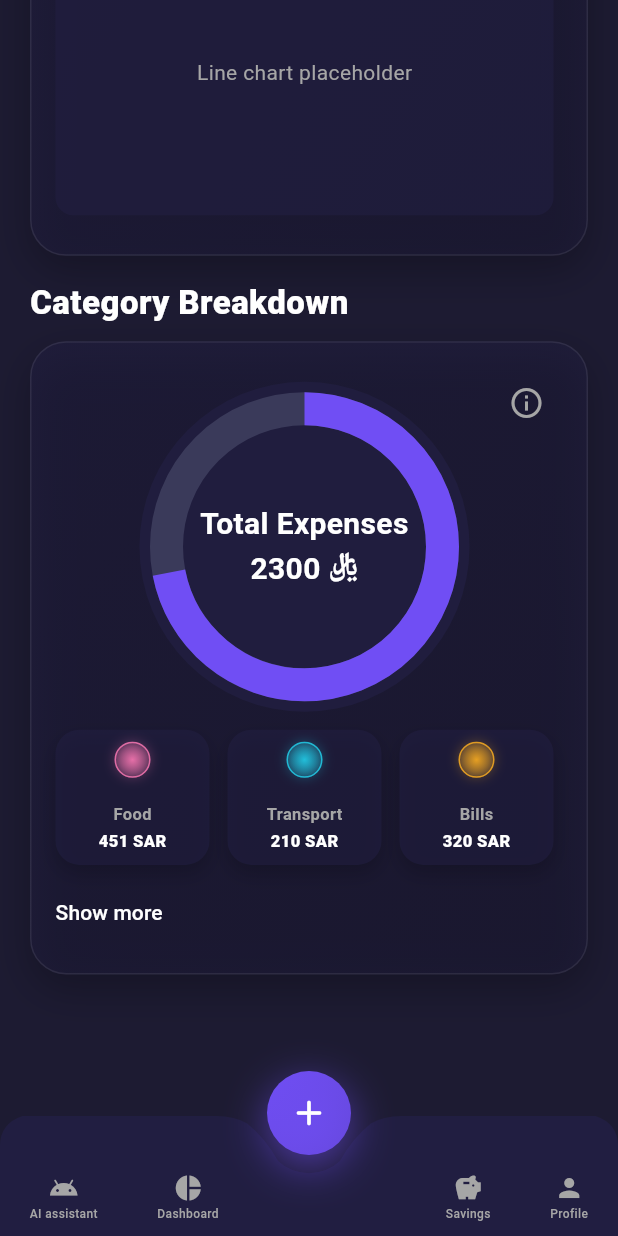
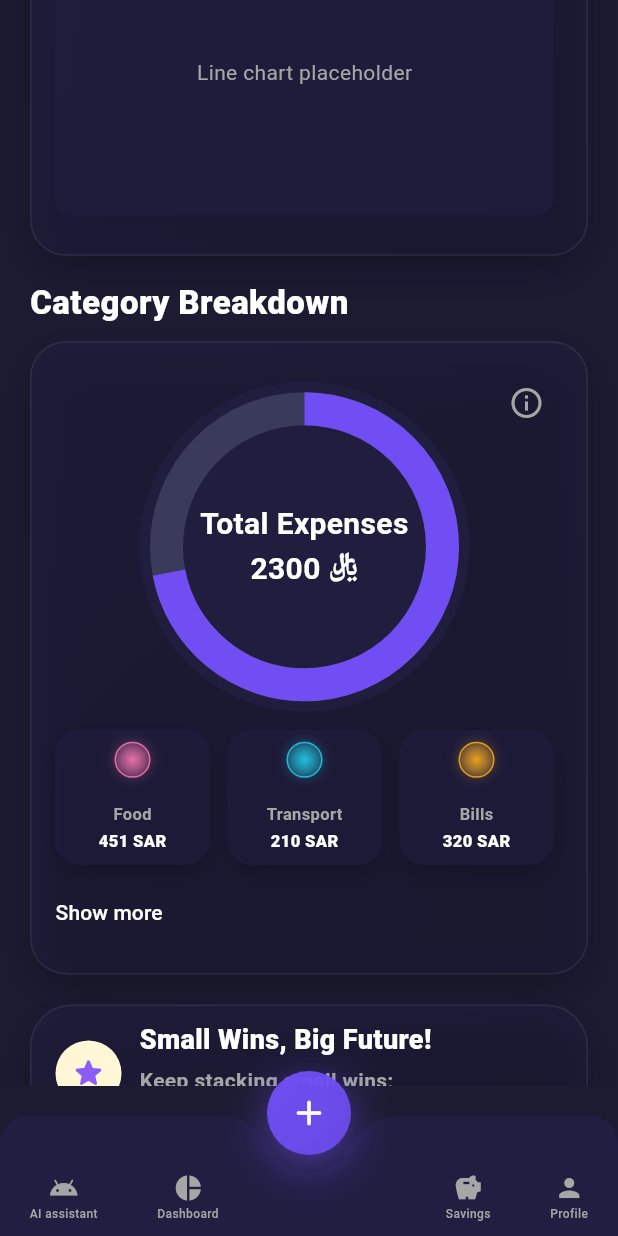
Before and after one commit to Nouraaabdullah/2025_GP1_9, a Flutter app: the DashboardPage screen opened by its route, scrolled down 1152 dp, on a phone screen of 412 x 824 dp. Run offline on Flutter 3.47's test engine with Material 3 defaults, Android fonts, the phone set to English and light mode, and no system bars; our stand-ins replace font_awesome_flutter; Roboto replaces fonts that are missing (Poppins).

Commit message:
Update dashboard_page.dart
Added motivation card

```diff
--- a/lib/screens/Dashboard/dashboard_page.dart
+++ b/lib/screens/Dashboard/dashboard_page.dart
@@ -172,6 +172,15 @@ class _DashboardPageState extends State<DashboardPage> {
                     ),
                   ],
                 ),
+              ),
+
+              // Motivation card (neutral + encouraging)
+              const SizedBox(height: 20
+              ),
+              const _MotivationCard(
+                title: 'Small Wins, Big Future!',
+                subtitle:
+                    'Keep stacking small wins;\nThey grow into something big.',
               ),
             ],
           ),
@@ -460,6 +469,79 @@ class _CategoryGrid extends StatelessWidget {
   }
 }
 
+/* ================= Motivation card ================= */
+class _MotivationCard extends StatelessWidget {
+  final String title;
+  final String subtitle;
+  const _MotivationCard({
+    required this.title,
+    required this.subtitle,
+  });
+
+  @override
+  Widget build(BuildContext context) {
+    return Container(
+      height: 92,
+      decoration: BoxDecoration(
+        gradient: LinearGradient(
+          begin: Alignment.topLeft,
+          end: Alignment.bottomRight,
+          colors: [
+            AppColors.card.withOpacity(0.55),
+            AppColors.card.withOpacity(0.35),
+          ],
+        ),
+        borderRadius: BorderRadius.circular(28),
+        border: Border.all(color: Colors.white.withOpacity(0.08), width: 1),
+        boxShadow: [
+          BoxShadow(color: Colors.black.withOpacity(0.25), blurRadius: 22, offset: const Offset(0, 10)),
+        ],
+      ),
+      padding: const EdgeInsets.symmetric(horizontal: 16),
+      child: Row(
+        children: [
+          // Soft icon badge
+          Container(
+            width: 44,
+            height: 44,
+            decoration: BoxDecoration(
+              color: const Color(0xFFFFF7D6),
+              shape: BoxShape.circle,
+            ),
+            alignment: Alignment.center,
+            child: const Icon(Icons.star_rounded, color: Color(0xFF8B5CF6)),
+          ),
+          const SizedBox(width: 12),
+          // Texts
+          Expanded(
+            child: Column(
+              mainAxisAlignment: MainAxisAlignment.center,
+              crossAxisAlignment: CrossAxisAlignment.start,
+              children: [
+                Text(title,
+                    style: const TextStyle(
+                      color: Colors.white,
+                      fontSize: 18,
+                      fontWeight: FontWeight.w800,
+                    )),
+                const SizedBox(height: 4),
+                Text(
+                  subtitle,
+                  style: TextStyle(
+                    color: AppColors.textGrey,
+                    fontSize: 14,
+                    fontWeight: FontWeight.w600,
+                  ),
+                ),
+              ],
+            ),
+          ),
+        ],
+      ),
+    );
+  }
+}
+
 /* ================= Charts ================= */
 class _ChartSemicircleGauge extends StatelessWidget {
   final double percent;
@@ -475,7 +557,7 @@ class _ChartSemicircleGauge extends StatelessWidget {
         child: Stack(
           alignment: Alignment.center,
           children: [
-            CustomPaint(size: const Size(275, 268), painter: _ArcPainter(color: const Color(0xFF3A3A5A), sweep: 180)),
+            CustomPaint(size: const Size(275, 268), painter: _ArcPainter(color: Color(0xFF3A3A5A), sweep: 180)),
             CustomPaint(size: const Size(275, 268), painter: _ArcPainter(color: Color(0xFF8B5CF6), sweep: 180 * percent * 0.3)),
             CustomPaint(size: const Size(275, 268), painter: _ArcPainter(color: Color(0xFF22D3EE), sweep: 180 * percent)),
             Text(label, textAlign: TextAlign.center, style: const TextStyle(color: Colors.white, fontSize: 22.6, fontWeight: FontWeight.w400)),
```
